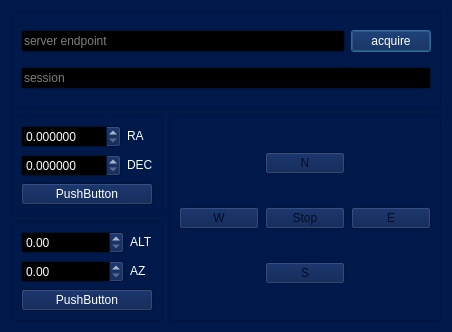
widev3/wide3, file stanter/keypad/ui/keypad.ui: the form before one commit.
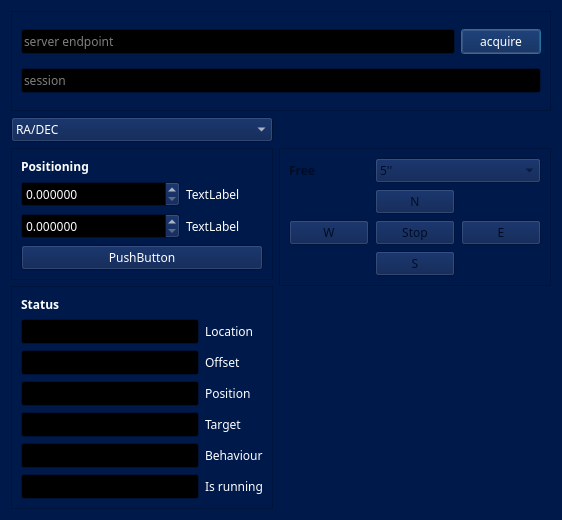
The form after the commit.

Commit message: async Worker to update status, submodule update

Patch:
```diff
--- a/stanter/keypad/ui/keypad.ui
+++ b/stanter/keypad/ui/keypad.ui
@@ -6,8 +6,8 @@
    <rect>
     <x>0</x>
     <y>0</y>
-    <width>452</width>
-    <height>332</height>
+    <width>562</width>
+    <height>520</height>
    </rect>
   </property>
   <property name="palette">
@@ -479,6 +479,11 @@
     </disabled>
    </palette>
   </property>
+  <property name="font">
+   <font>
+    <family>Wix Madefor Display</family>
+   </font>
+  </property>
   <property name="windowTitle">
    <string>Dialog</string>
   </property>
@@ -528,6 +533,149 @@
      </layout>
     </widget>
    </item>
+   <item row="2" column="1" rowspan="2" alignment="Qt::AlignmentFlag::AlignTop">
+    <widget class="QFrame" name="frameDirections">
+     <property name="enabled">
+      <bool>false</bool>
+     </property>
+     <property name="frameShape">
+      <enum>QFrame::Shape::StyledPanel</enum>
+     </property>
+     <property name="frameShadow">
+      <enum>QFrame::Shadow::Raised</enum>
+     </property>
+     <layout class="QGridLayout" name="gridLayout_2">
+      <item row="4" column="2">
+       <widget class="QPushButton" name="pushButtonStop">
+        <property name="text">
+         <string>Stop</string>
+        </property>
+        <property name="iconSize">
+         <size>
+          <width>25</width>
+          <height>25</height>
+         </size>
+        </property>
+       </widget>
+      </item>
+      <item row="3" column="2">
+       <widget class="QPushButton" name="pushButtonN">
+        <property name="text">
+         <string>N</string>
+        </property>
+        <property name="iconSize">
+         <size>
+          <width>25</width>
+          <height>25</height>
+         </size>
+        </property>
+       </widget>
+      </item>
+      <item row="4" column="3">
+       <widget class="QPushButton" name="pushButtonE">
+        <property name="text">
+         <string>E</string>
+        </property>
+        <property name="iconSize">
+         <size>
+          <width>25</width>
+          <height>25</height>
+         </size>
+        </property>
+       </widget>
+      </item>
+      <item row="5" column="2">
+       <widget class="QPushButton" name="pushButtonS">
+        <property name="text">
+         <string>S</string>
+        </property>
+        <property name="iconSize">
+         <size>
+          <width>25</width>
+          <height>25</height>
+         </size>
+        </property>
+       </widget>
+      </item>
+      <item row="4" column="1">
+       <widget class="QPushButton" name="pushButtonW">
+        <property name="text">
+         <string>W</string>
+        </property>
+        <property name="iconSize">
+         <size>
+          <width>25</width>
+          <height>25</height>
+         </size>
+        </property>
+       </widget>
+      </item>
+      <item row="2" column="1">
+       <widget class="QLabel" name="label_9">
+        <property name="sizePolicy">
+         <sizepolicy hsizetype="Fixed" vsizetype="Fixed">
+          <horstretch>0</horstretch>
+          <verstretch>0</verstretch>
+         </sizepolicy>
+        </property>
+        <property name="font">
+         <font>
+          <family>Wix Madefor Display</family>
+          <bold>true</bold>
+         </font>
+        </property>
+        <property name="text">
+         <string>Free</string>
+        </property>
+       </widget>
+      </item>
+      <item row="2" column="2" colspan="2">
+       <widget class="QComboBox" name="comboBoxRanges">
+        <item>
+         <property name="text">
+          <string>5''</string>
+         </property>
+        </item>
+        <item>
+         <property name="text">
+          <string>30''</string>
+         </property>
+        </item>
+        <item>
+         <property name="text">
+          <string>1'</string>
+         </property>
+        </item>
+        <item>
+         <property name="text">
+          <string>10'</string>
+         </property>
+        </item>
+        <item>
+         <property name="text">
+          <string>30'</string>
+         </property>
+        </item>
+        <item>
+         <property name="text">
+          <string>1°</string>
+         </property>
+        </item>
+        <item>
+         <property name="text">
+          <string>5°</string>
+         </property>
+        </item>
+        <item>
+         <property name="text">
+          <string>10°</string>
+         </property>
+        </item>
+       </widget>
+      </item>
+     </layout>
+    </widget>
+   </item>
    <item row="3" column="0">
     <widget class="QFrame" name="frame_2">
      <property name="frameShape">
@@ -537,48 +685,100 @@
       <enum>QFrame::Shadow::Raised</enum>
      </property>
      <layout class="QGridLayout" name="gridLayout_5">
-      <item row="1" column="1">
+      <item row="2" column="0">
+       <widget class="QLineEdit" name="lineEditOffset">
+        <property name="readOnly">
+         <bool>true</bool>
+        </property>
+       </widget>
+      </item>
+      <item row="5" column="1">
+       <widget class="QLabel" name="label_2">
+        <property name="text">
+         <string>Behaviour</string>
+        </property>
+       </widget>
+      </item>
+      <item row="5" column="0">
+       <widget class="QLineEdit" name="lineEditBehavior">
+        <property name="readOnly">
+         <bool>true</bool>
+        </property>
+       </widget>
+      </item>
+      <item row="3" column="1">
        <widget class="QLabel" name="label_4">
-        <property name="sizePolicy">
-         <sizepolicy hsizetype="Fixed" vsizetype="Fixed">
-          <horstretch>0</horstretch>
-          <verstretch>0</verstretch>
-         </sizepolicy>
-        </property>
         <property name="text">
-         <string>AZ</string>
+         <string>Position</string>
         </property>
        </widget>
       </item>
-      <item row="0" column="1">
-       <widget class="QLabel" name="label_3">
-        <property name="sizePolicy">
-         <sizepolicy hsizetype="Fixed" vsizetype="Fixed">
-          <horstretch>0</horstretch>
-          <verstretch>0</verstretch>
-         </sizepolicy>
+      <item row="6" column="0">
+       <widget class="QLineEdit" name="lineEditIsRunning">
+        <property name="readOnly">
+         <bool>true</bool>
         </property>
-        <property name="text">
-         <string>ALT</string>
-        </property>
        </widget>
       </item>
-      <item row="0" column="0">
-       <widget class="QDoubleSpinBox" name="doubleSpinBox_3"/>
-      </item>
       <item row="1" column="0">
-       <widget class="QDoubleSpinBox" name="doubleSpinBox_4"/>
+       <widget class="QLineEdit" name="lineEditLocation">
+        <property name="readOnly">
+         <bool>true</bool>
+        </property>
+       </widget>
       </item>
-      <item row="2" column="0" colspan="2">
-       <widget class="QPushButton" name="pushButtonALTAZ">
+      <item row="3" column="0">
+       <widget class="QLineEdit" name="lineEditPosition">
+        <property name="readOnly">
+         <bool>true</bool>
+        </property>
+       </widget>
+      </item>
+      <item row="6" column="1">
+       <widget class="QLabel" name="label_7">
         <property name="text">
-         <string>PushButton</string>
+         <string>Is running</string>
         </property>
-        <property name="iconSize">
-         <size>
-          <width>25</width>
-          <height>25</height>
-         </size>
+       </widget>
+      </item>
+      <item row="1" column="1">
+       <widget class="QLabel" name="label_5">
+        <property name="text">
+         <string>Location</string>
+        </property>
+       </widget>
+      </item>
+      <item row="0" column="0" colspan="2">
+       <widget class="QLabel" name="label">
+        <property name="font">
+         <font>
+          <family>Wix Madefor Display</family>
+          <bold>true</bold>
+         </font>
+        </property>
+        <property name="text">
+         <string>Status</string>
+        </property>
+       </widget>
+      </item>
+      <item row="2" column="1">
+       <widget class="QLabel" name="label_6">
+        <property name="text">
+         <string>Offset</string>
+        </property>
+       </widget>
+      </item>
+      <item row="4" column="1">
+       <widget class="QLabel" name="label_8">
+        <property name="text">
+         <string>Target</string>
+        </property>
+       </widget>
+      </item>
+      <item row="4" column="0">
+       <widget class="QLineEdit" name="lineEditTarget">
+        <property name="readOnly">
+         <bool>true</bool>
         </property>
        </widget>
       </item>
@@ -594,140 +794,75 @@
       <enum>QFrame::Shadow::Raised</enum>
      </property>
      <layout class="QGridLayout" name="gridLayout_4">
-      <item row="0" column="1">
+      <item row="1" column="0">
+       <widget class="QLabel" name="label_3">
+        <property name="font">
+         <font>
+          <family>Wix Madefor Display</family>
+          <bold>true</bold>
+         </font>
+        </property>
+        <property name="text">
+         <string>Positioning</string>
+        </property>
+       </widget>
+      </item>
+      <item row="7" column="0" colspan="3">
+       <widget class="QPushButton" name="pushButtonRADEC">
+        <property name="text">
+         <string>PushButton</string>
+        </property>
+        <property name="iconSize">
+         <size>
+          <width>25</width>
+          <height>25</height>
+         </size>
+        </property>
+       </widget>
+      </item>
+      <item row="4" column="2">
+       <widget class="QLabel" name="labelCoord1">
+        <property name="text">
+         <string>TextLabel</string>
+        </property>
+       </widget>
+      </item>
+      <item row="4" column="0" colspan="2">
        <widget class="QDoubleSpinBox" name="doubleSpinBox_2">
         <property name="decimals">
          <number>6</number>
         </property>
        </widget>
       </item>
-      <item row="3" column="1">
+      <item row="5" column="2">
+       <widget class="QLabel" name="labelCoord2">
+        <property name="text">
+         <string>TextLabel</string>
+        </property>
+       </widget>
+      </item>
+      <item row="5" column="0" colspan="2">
        <widget class="QDoubleSpinBox" name="doubleSpinBox">
         <property name="decimals">
          <number>6</number>
         </property>
        </widget>
       </item>
-      <item row="4" column="1" colspan="2">
-       <widget class="QPushButton" name="pushButtonRADEC">
-        <property name="text">
-         <string>PushButton</string>
-        </property>
-        <property name="iconSize">
-         <size>
-          <width>25</width>
-          <height>25</height>
-         </size>
-        </property>
-       </widget>
-      </item>
-      <item row="0" column="2">
-       <widget class="QLabel" name="label">
-        <property name="sizePolicy">
-         <sizepolicy hsizetype="Fixed" vsizetype="Fixed">
-          <horstretch>0</horstretch>
-          <verstretch>0</verstretch>
-         </sizepolicy>
-        </property>
-        <property name="text">
-         <string>RA</string>
-        </property>
-       </widget>
-      </item>
-      <item row="3" column="2">
-       <widget class="QLabel" name="label_2">
-        <property name="sizePolicy">
-         <sizepolicy hsizetype="Fixed" vsizetype="Fixed">
-          <horstretch>0</horstretch>
-          <verstretch>0</verstretch>
-         </sizepolicy>
-        </property>
-        <property name="text">
-         <string>DEC</string>
-        </property>
-       </widget>
-      </item>
      </layout>
     </widget>
    </item>
-   <item row="2" column="1" rowspan="2">
-    <widget class="QFrame" name="frameDirections">
-     <property name="enabled">
-      <bool>false</bool>
-     </property>
-     <property name="frameShape">
-      <enum>QFrame::Shape::StyledPanel</enum>
-     </property>
-     <property name="frameShadow">
-      <enum>QFrame::Shadow::Raised</enum>
-     </property>
-     <layout class="QGridLayout" name="gridLayout_2">
-      <item row="2" column="1">
-       <widget class="QPushButton" name="pushButtonS">
-        <property name="text">
-         <string>S</string>
-        </property>
-        <property name="iconSize">
-         <size>
-          <width>25</width>
-          <height>25</height>
-         </size>
-        </property>
-       </widget>
-      </item>
-      <item row="1" column="0">
-       <widget class="QPushButton" name="pushButtonW">
-        <property name="text">
-         <string>W</string>
-        </property>
-        <property name="iconSize">
-         <size>
-          <width>25</width>
-          <height>25</height>
-         </size>
-        </property>
-       </widget>
-      </item>
-      <item row="1" column="2">
-       <widget class="QPushButton" name="pushButtonE">
-        <property name="text">
-         <string>E</string>
-        </property>
-        <property name="iconSize">
-         <size>
-          <width>25</width>
-          <height>25</height>
-         </size>
-        </property>
-       </widget>
-      </item>
-      <item row="0" column="1">
-       <widget class="QPushButton" name="pushButtonN">
-        <property name="text">
-         <string>N</string>
-        </property>
-        <property name="iconSize">
-         <size>
-          <width>25</width>
-          <height>25</height>
-         </size>
-        </property>
-       </widget>
-      </item>
-      <item row="1" column="1">
-       <widget class="QPushButton" name="pushButtonStop">
-        <property name="text">
-         <string>Stop</string>
-        </property>
-        <property name="iconSize">
-         <size>
-          <width>25</width>
-          <height>25</height>
-         </size>
-        </property>
-       </widget>
-      </item>
-     </layout>
+   <item row="1" column="0">
+    <widget class="QComboBox" name="comboBoxCoords">
+     <item>
+      <property name="text">
+       <string>RA/DEC</string>
+      </property>
+     </item>
+     <item>
+      <property name="text">
+       <string>ALT/AZ</string>
+      </property>
+     </item>
     </widget>
    </item>
   </layout>
```
Left out of the diff: 4 changed lines with no effect on the pictures. The commit also changes 5 other files.
